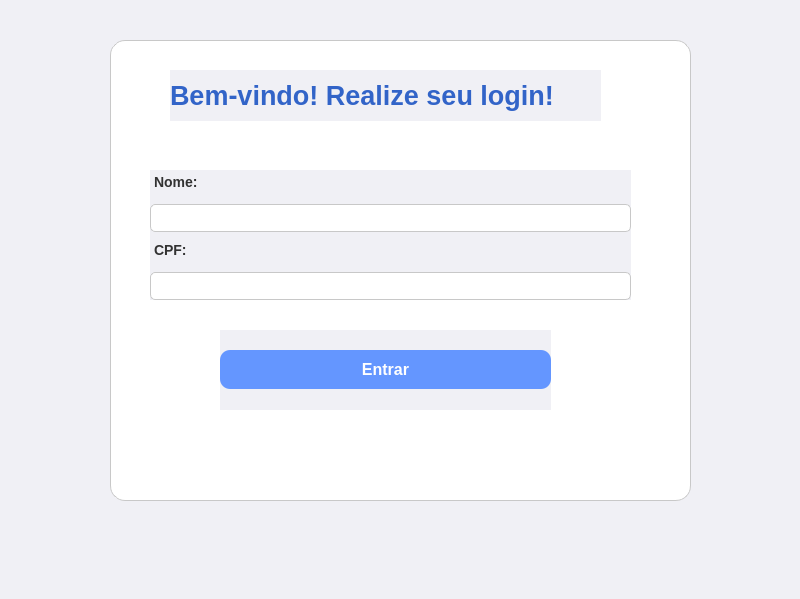
First picture: the form in views/login.ui, repository Hawstyyy/biblioteca-poo, before the edit.
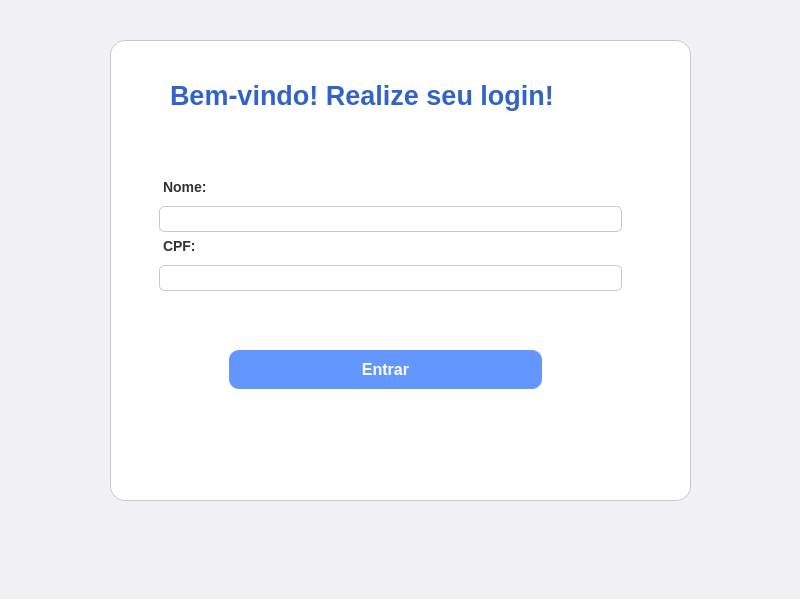
Second picture: the form after the edit.

Diff of the .ui file:
```diff
--- a/views/login.ui
+++ b/views/login.ui
@@ -17,7 +17,7 @@
    <string notr="true">background-color: rgb(240, 240, 245);</string>
   </property>
   <widget class="QWidget" name="centralwidget">
-   <widget class="QWidget" name="verticalLayoutWidget">
+   <widget class="QFrame" name="verticalFrame">
     <property name="geometry">
      <rect>
       <x>150</x>
@@ -26,11 +26,15 @@
       <height>130</height>
      </rect>
     </property>
+    <property name="styleSheet">
+     <string notr="true">background-color: rgb(255, 255, 255);</string>
+    </property>
     <layout class="QVBoxLayout" name="verticalLayout">
      <item>
       <widget class="QLabel" name="label">
        <property name="styleSheet">
-        <string notr="true">color: rgb(50, 50, 50); font: bold 14px; margin-bottom: 5px;</string>
+        <string notr="true">color: rgb(50, 50, 50); font: bold 14px; margin-bottom: 5px;
+background-color: rgb(255, 255, 255);</string>
        </property>
        <property name="text">
         <string>Nome:</string>
@@ -47,7 +51,8 @@
      <item>
       <widget class="QLabel" name="label_2">
        <property name="styleSheet">
-        <string notr="true">color: rgb(50, 50, 50); font: bold 14px; margin-bottom: 5px;</string>
+        <string notr="true">color: rgb(50, 50, 50); font: bold 14px; margin-bottom: 5px;
+background-color: rgb(255, 255, 255);</string>
        </property>
        <property name="text">
         <string>CPF:</string>
@@ -63,7 +68,7 @@
      </item>
     </layout>
    </widget>
-   <widget class="QWidget" name="horizontalLayoutWidget">
+   <widget class="QFrame" name="horizontalFrame">
     <property name="geometry">
      <rect>
       <x>220</x>
@@ -72,6 +77,9 @@
       <height>80</height>
      </rect>
     </property>
+    <property name="styleSheet">
+     <string notr="true">background-color: rgb(255, 255, 255);</string>
+    </property>
     <layout class="QHBoxLayout" name="horizontalLayout">
      <item>
       <widget class="QPushButton" name="entrarButton">
@@ -98,10 +106,12 @@
      <font>
       <pointsize>20</pointsize>
       <weight>75</weight>
+      <bold>true</bold>
      </font>
     </property>
     <property name="styleSheet">
-     <string notr="true">color: rgb(50, 100, 200);</string>
+     <string notr="true">color: rgb(50, 100, 200);
+background-color: rgb(255, 255, 255);</string>
     </property>
     <property name="text">
      <string>Bem-vindo! Realize seu login!</string>
@@ -117,7 +127,7 @@
      </rect>
     </property>
     <property name="styleSheet">
-     <string notr="true">background-color: white; border: 1px solid rgb(200, 200, 200); border-radius: 15px; box-shadow: 5px 5px 15px rgba(0, 0, 0, 0.2);</string>
+     <string notr="true">background-color: white; border: 1px solid rgb(200, 200, 200); border-radius: 15px;</string>
     </property>
     <property name="frameShape">
      <enum>QFrame::StyledPanel</enum>
@@ -127,8 +137,8 @@
     </property>
    </widget>
    <zorder>frame</zorder>
-   <zorder>verticalLayoutWidget</zorder>
-   <zorder>horizontalLayoutWidget</zorder>
+   <zorder>verticalFrame</zorder>
+   <zorder>horizontalFrame</zorder>
    <zorder>label_3</zorder>
   </widget>
   <widget class="QMenuBar" name="menubar">
```
